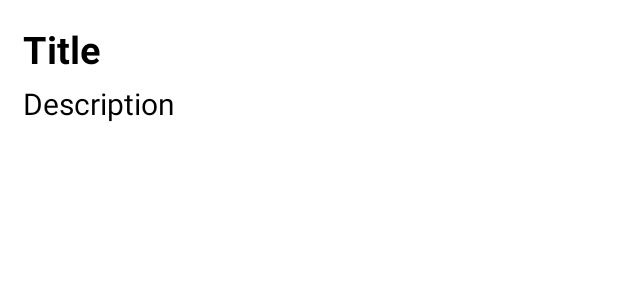
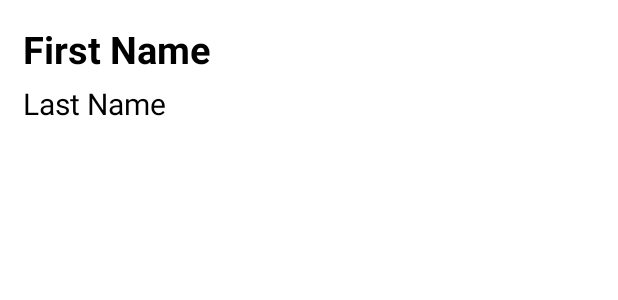
Before and after one commit to tanusrixh/ContactBook, an Android app: the layout cell.xml on its own in the app's theme, with its tools: preview values and no code run, on a phone screen of 412 x 824 dp. Shown: the top 300 px of the screen. Run offline under Robolectric (Android 15) with nearby library versions, the phone set to English and light mode, and no system bars.

Commit message:
new changes again

```diff
--- a/app/src/main/res/layout/cell.xml
+++ b/app/src/main/res/layout/cell.xml
@@ -5,20 +5,20 @@
     android:orientation="vertical"
     android:padding="15sp">
     <TextView
-        android:id="@+id/cellTitle"
+        android:id="@+id/fTitle"
         android:layout_width="wrap_content"
         android:layout_height="wrap_content"
-        android:text="Title"
+        android:text="First Name"
         android:textStyle="bold"
         android:maxLines="1"
         android:textColor="#000000"
         android:textSize="25sp"/>
 
     <TextView
-        android:id="@+id/cellDesc"
+        android:id="@+id/lTitle"
         android:layout_width="wrap_content"
         android:layout_height="wrap_content"
-        android:text="Description"
+        android:text="Last Name"
         android:maxLines="1"
         android:layout_marginTop="5dp"
         android:textColor="#000000"
```
Also changed, not shown: app/src/main/java/com/example/contactbook/ContactExtra.java (+34 -1 lines), app/src/main/java/com/example/contactbook/ContactsEditor.java (+24 -0 lines), app/src/main/java/com/example/contactbook/MainActivity.java (+22 -0 lines).
